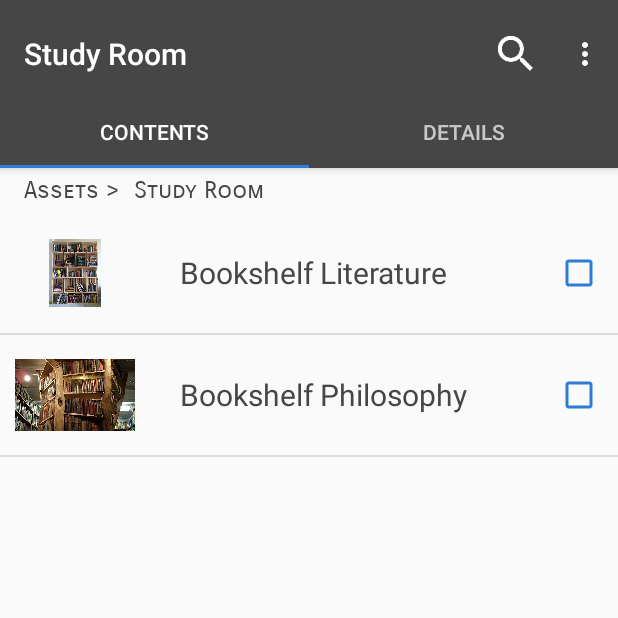
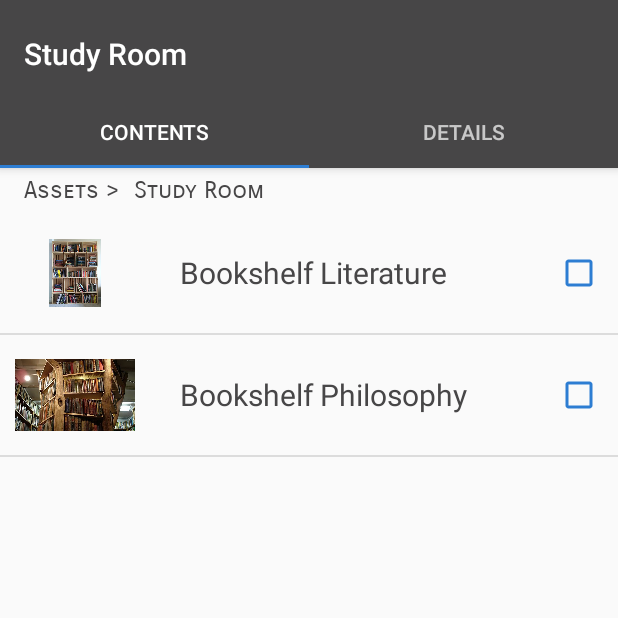
Before and after one commit to NightRare/SortMyStuff, an Android app: the screen it shows after launch (SwipeActivity), in the options menu, after a tap on "Selection Mode", on a phone screen of 412 x 824 dp, the top half of it. Run offline under Robolectric (Android 15) with nearby library versions, the phone set to English and light mode, and no system bars.

Commit message:
Change to hide option menu when in selection mode

```diff
--- a/app/src/main/java/nz/ac/aut/comp705/sortmystuff/ui/contents/ContentsFragment.java
+++ b/app/src/main/java/nz/ac/aut/comp705/sortmystuff/ui/contents/ContentsFragment.java
@@ -3,17 +3,14 @@ package nz.ac.aut.comp705.sortmystuff.ui.contents;
 import android.app.AlertDialog;
 import android.content.Context;
 import android.content.DialogInterface;
-import android.net.Uri;
 import android.os.Bundle;
 import android.support.annotation.Nullable;
 import android.support.design.widget.FloatingActionButton;
 import android.support.v4.app.Fragment;
 import android.support.v7.widget.LinearLayoutManager;
 import android.support.v7.widget.RecyclerView;
-import android.support.v7.widget.Toolbar;
 import android.text.InputType;
 import android.view.LayoutInflater;
-import android.view.Menu;
 import android.view.View;
 import android.view.ViewGroup;
 import android.widget.AdapterView;
@@ -29,8 +26,6 @@ import java.util.ArrayList;
 import java.util.List;
 
 import nz.ac.aut.comp705.sortmystuff.R;
-import nz.ac.aut.comp705.sortmystuff.SortMyStuffApp;
-import nz.ac.aut.comp705.sortmystuff.data.IDataManager;
 import nz.ac.aut.comp705.sortmystuff.data.models.Asset;
 import nz.ac.aut.comp705.sortmystuff.data.models.CategoryType;
 import nz.ac.aut.comp705.sortmystuff.ui.swipe.SwipeActivity;
@@ -197,6 +192,7 @@ public class ContentsFragment extends Fragment implements IContentsView{
         move_btn.setVisibility(View.VISIBLE);
 
         fab.setVisibility(View.GONE);
+        activity.toggleMenuDisplay(false);
     }
 
     private void displayWithoutEditMode(List<Asset> assets) {
@@ -208,6 +204,7 @@ public class ContentsFragment extends Fragment implements IContentsView{
         move_btn.setVisibility(View.GONE);
 
         fab.setVisibility(View.VISIBLE);
+        activity.toggleMenuDisplay(true);
     }
 
 
--- a/app/src/main/res/menu/contents_menu.xml
+++ b/app/src/main/res/menu/contents_menu.xml
@@ -8,7 +8,7 @@
 
         <item android:id="@+id/search_view"
             android:icon="@drawable/ic_search_white_48dp"
-            android:title="Search"
+            android:title="@string/search"
             app:showAsAction="ifRoom" />
 
         <item
@@ -20,7 +20,7 @@
         <item
             android:id="@+id/delete_current_asset_button"
             android:icon="@drawable/ic_delete_white"
-            android:title="Delete Asset"
+            android:title="@string/delete_current_asset"
             app:showAsAction="never" />
 
     </group>
--- a/app/src/main/res/menu/search_menu.xml
+++ b/app/src/main/res/menu/search_menu.xml
@@ -8,7 +8,7 @@
 
         <item android:id="@+id/search_btn"
             android:icon="@drawable/ic_search_white_48dp"
-            android:title="Search"
+            android:title="@string/search"
             app:showAsAction="ifRoom"
             app:actionViewClass="android.support.v7.widget.SearchView" />
 
--- a/app/src/main/res/values/strings.xml
+++ b/app/src/main/res/values/strings.xml
@@ -12,6 +12,8 @@
     <string name="search_hint">Search all assets</string>
 
     <string name="selection_mode">Selection Mode</string>
+    <string name="delete_current_asset">Delete Current Asset</string>
+    <string name="search">Search</string>
     <string name="title_activity_swipe">SwipeActivity</string>
     <string name="action_settings">Settings</string>
 
```
